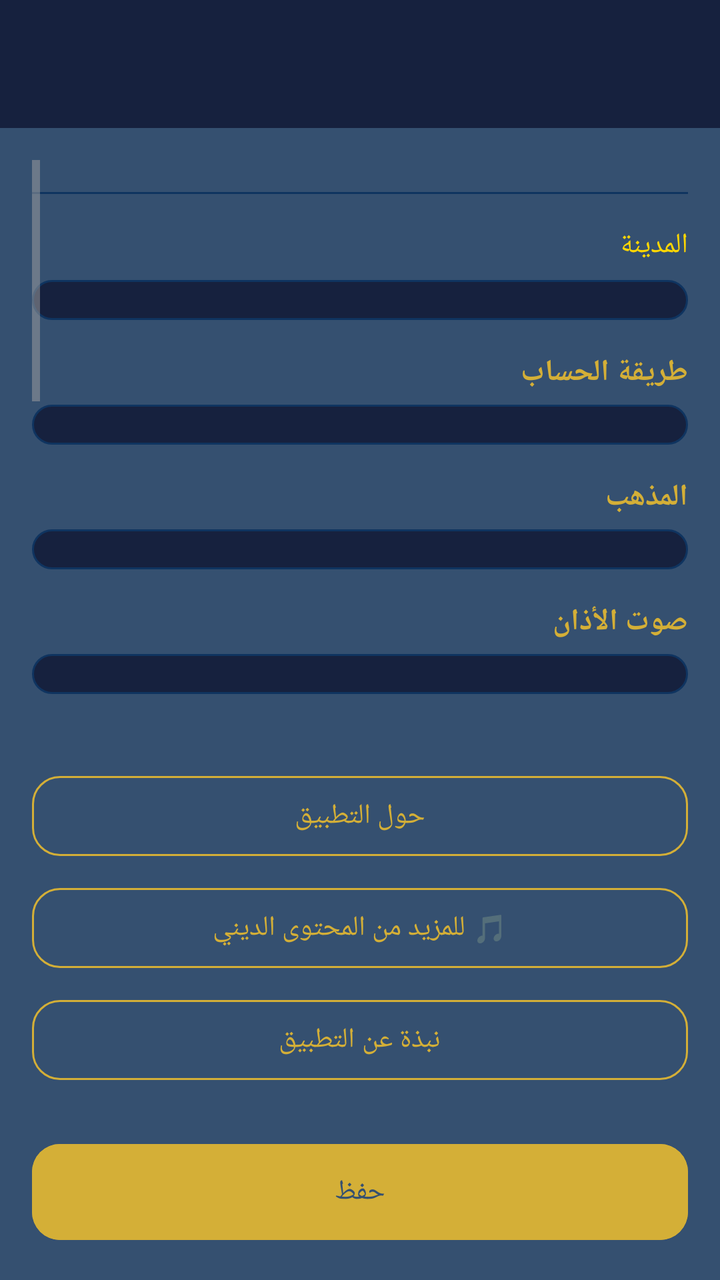
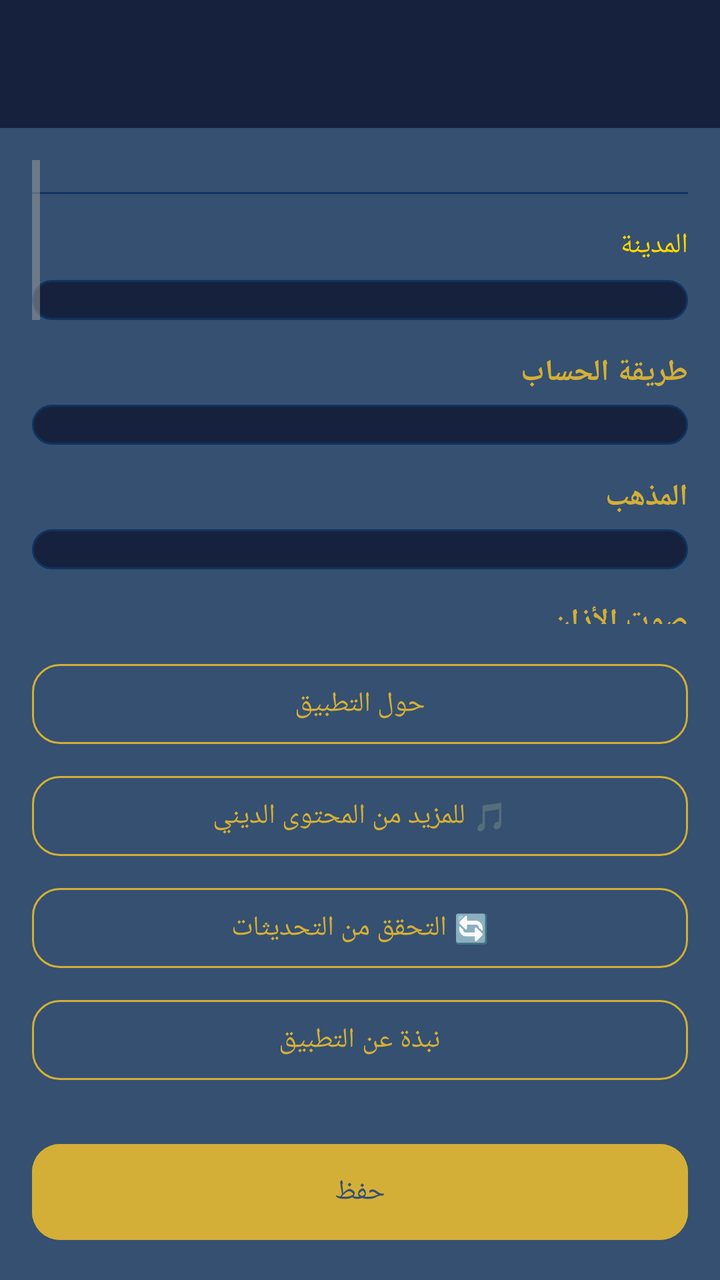

An Android layout rendered at two revisions. The XML below is the earlier revision; the diff shows what the commit changed to produce the second picture.
<!-- AndroidManifest.xml: application theme Theme.SalahApp -->
<!-- res/layout/activity_settings.xml -->
<?xml version="1.0" encoding="utf-8"?>
<LinearLayout xmlns:android="http://schemas.android.com/apk/res/android"
    xmlns:app="http://schemas.android.com/apk/res-auto"
    android:orientation="vertical"
    android:layout_width="match_parent"
    android:layout_height="match_parent"
    android:background="@color/bg_primary"
    
    android:layoutDirection="rtl">

    <androidx.appcompat.widget.Toolbar
        android:id="@+id/toolbar"
        android:layout_width="match_parent"
        android:layout_height="?attr/actionBarSize"
        android:background="@color/card_bg"
        app:titleTextColor="@color/gold"/>

    <ScrollView
        android:layout_width="match_parent"
        android:layout_height="0dp"
        android:layout_weight="1"
        android:padding="16dp">

        <LinearLayout
            android:layout_width="match_parent"
            android:layout_height="wrap_content"
            android:orientation="vertical">

            
            <View android:layout_width="match_parent" android:layout_height="1dp"
                android:background="@color/divider" android:layout_marginVertical="16dp"/>

            <TextView
                android:layout_width="match_parent"
                android:layout_height="wrap_content"
                android:text="المدينة"
                android:textColor="#ffd700"
                android:textSize="14sp"
                android:paddingBottom="8dp"/>

            <Spinner
                android:id="@+id/spinner_city_settings"
                android:layout_width="match_parent"
                android:layout_height="wrap_content"
                android:background="@drawable/spinner_bg"
                android:layout_marginBottom="16dp"/>

<TextView style="@style/SectionLabel" android:text="@string/lbl_method"/>
            <Spinner android:id="@+id/spinner_method"
                android:layout_width="match_parent"
                android:layout_height="wrap_content"
                android:background="@drawable/spinner_bg"
                android:layout_marginBottom="16dp"/>

            <TextView style="@style/SectionLabel" android:text="@string/lbl_madhab"/>
            <Spinner android:id="@+id/spinner_madhab"
                android:layout_width="match_parent"
                android:layout_height="wrap_content"
                android:background="@drawable/spinner_bg"
                android:layout_marginBottom="16dp"/>

            <TextView style="@style/SectionLabel" android:text="@string/lbl_adhan_voice"/>
            <Spinner android:id="@+id/spinner_adhan"
                android:layout_width="match_parent"
                android:layout_height="wrap_content"
                android:background="@drawable/spinner_bg"
                android:layout_marginBottom="20dp"/>

                        <com.google.android.material.button.MaterialButton
                android:id="@+id/btn_preview_adhan"
                android:layout_width="wrap_content"
                android:layout_height="wrap_content"
                android:text="▶ معاينة الأذان"
                android:textColor="@color/gold"
                app:strokeColor="@color/gold"
                app:strokeWidth="1dp"
                android:layout_marginBottom="16dp"
                style="@style/Widget.Material3.Button.OutlinedButton"/>
            <Switch android:id="@+id/sw_adhan" style="@style/SettingSwitch"
                android:text="@string/sw_adhan"/>
            <Switch android:id="@+id/sw_morning" style="@style/SettingSwitch"
                android:text="@string/sw_morning"/>
            <Switch android:id="@+id/sw_evening" style="@style/SettingSwitch"
                android:text="@string/sw_evening"/>
            <Switch android:id="@+id/sw_vibrate" style="@style/SettingSwitch"
                android:text="@string/sw_vibrate"/>
            <Switch android:id="@+id/sw_dark" style="@style/SettingSwitch"
                android:text="@string/sw_dark"/>

            <View android:layout_width="match_parent" android:layout_height="1dp"
                android:background="@color/divider" android:layout_marginVertical="16dp"/>

            <TextView style="@style/SectionLabel" android:text="@string/lbl_reliability"/>

            <TextView android:id="@+id/lbl_exact_alarm"
                android:layout_width="match_parent"
                android:layout_height="wrap_content"
                android:textColor="@color/text_secondary"
                android:textSize="13sp"
                android:paddingBottom="6dp"
                android:text="@string/exact_alarm_needed"/>

            <com.google.android.material.button.MaterialButton
                android:id="@+id/btn_exact_alarm"
                android:layout_width="match_parent"
                android:layout_height="wrap_content"
                android:layout_marginBottom="10dp"
                android:text="@string/btn_exact_alarm"
                app:cornerRadius="12dp"/>

            <com.google.android.material.button.MaterialButton
                android:id="@+id/btn_battery"
                android:layout_width="match_parent"
                android:layout_height="wrap_content"
                android:text="@string/btn_battery"
                app:cornerRadius="12dp"/>
        </LinearLayout>
    </ScrollView>

    <com.google.android.material.button.MaterialButton
        android:id="@+id/btn_about"
        android:layout_width="match_parent"
        android:layout_height="wrap_content"
        android:layout_marginHorizontal="16dp"
        android:layout_marginBottom="8dp"
        android:text="حول التطبيق"
        android:textColor="@color/gold"
        app:strokeColor="@color/gold"
        app:strokeWidth="1dp"
        app:cornerRadius="14dp"
        style="@style/Widget.Material3.Button.OutlinedButton"/>

    <com.google.android.material.button.MaterialButton
        android:id="@+id/btn_tiktok"
        android:layout_width="match_parent"
        android:layout_height="wrap_content"
        android:layout_marginHorizontal="16dp"
        android:layout_marginBottom="8dp"
        android:text="🎵 للمزيد من المحتوى الديني"
        android:textColor="@color/gold"
        app:strokeColor="@color/gold"
        app:strokeWidth="1dp"
        app:cornerRadius="14dp"
        style="@style/Widget.Material3.Button.OutlinedButton"/>

    <com.google.android.material.button.MaterialButton
        android:id="@+id/btn_description"
        android:layout_width="match_parent"
        android:layout_height="wrap_content"
        android:layout_marginHorizontal="16dp"
        android:layout_marginBottom="8dp"
        android:text="نبذة عن التطبيق"
        android:textColor="@color/gold"
        app:strokeColor="@color/gold"
        app:strokeWidth="1dp"
        app:cornerRadius="14dp"
        style="@style/Widget.Material3.Button.OutlinedButton"/>

    <com.google.android.material.button.MaterialButton
        android:id="@+id/btn_save"
        android:layout_width="match_parent"
        android:layout_height="56dp"
        android:layout_margin="16dp"
        android:text="@string/btn_save"
        android:textColor="@color/bg_primary"
        android:backgroundTint="@color/gold"
        app:cornerRadius="14dp"/>
</LinearLayout>
<!-- resources referenced by this layout -->
<resources>
  <color name="bg_primary">#355070</color>
  <color name="card_bg">#16213E</color>
  <color name="divider">#0F3460</color>
  <color name="gold">#D4AF37</color>
  <color name="text_secondary">#A0A0A0</color>
  <!-- drawable spinner_bg (drawable) -->
  <?xml version="1.0" encoding="utf-8"?>
  <shape xmlns:android="http://schemas.android.com/apk/res/android" android:shape="rectangle">
      <solid android:color="@color/card_bg"/>
      <corners android:radius="12dp"/>
      <stroke android:width="1dp" android:color="@color/divider"/>
      <padding android:left="12dp" android:right="12dp" android:top="10dp" android:bottom="10dp"/>
  </shape>
  <string name="btn_battery">استثناء من توفير البطارية</string>
  <string name="btn_exact_alarm">تفعيل التنبيه الدقيق</string>
  <string name="btn_save">حفظ</string>
  <string name="exact_alarm_needed">التنبيهات الدقيقة مطلوبة لأوقات الصلاة</string>
  <string name="lbl_adhan_voice">صوت الأذان</string>
  <string name="lbl_madhab">المذهب</string>
  <string name="lbl_method">طريقة الحساب</string>
  <string name="lbl_reliability">موثوقية التنبيهات</string>
  <string name="sw_adhan">تشغيل الأذان</string>
  <string name="sw_dark">الوضع الليلي</string>
  <string name="sw_evening">تذكير أذكار المساء</string>
  <string name="sw_morning">تذكير أذكار الصباح</string>
  <string name="sw_vibrate">اهتزاز</string>
  <style name="SectionLabel">
          <item name="android:layout_width">match_parent</item>
          <item name="android:layout_height">wrap_content</item>
          <item name="android:textColor">@color/gold</item>
          <item name="android:textSize">15sp</item>
          <item name="android:textStyle">bold</item>
          <item name="android:paddingBottom">6dp</item>
      </style>
  <style name="SettingSwitch">
          <item name="android:layout_width">match_parent</item>
          <item name="android:layout_height">wrap_content</item>
          <item name="android:textColor">@color/text_primary</item>
          <item name="android:textSize">16sp</item>
          <item name="android:paddingVertical">10dp</item>
          <item name="android:thumbTint">@color/gold</item>
      </style>
  <style name="Theme.SalahApp" parent="Theme.Material3.DayNight.NoActionBar">
          <item name="colorPrimary">@color/gold</item>
          <item name="colorOnPrimary">@color/bg_primary</item>
          <item name="colorSecondary">@color/gold_light</item>
          <item name="android:windowBackground">@color/bg_primary</item>
          <item name="android:statusBarColor">@color/status_bar</item>
          <item name="android:windowLightStatusBar" tools:targetApi="23">false</item>
          <item name="android:navigationBarColor">@color/status_bar</item>
          <item name="android:textColorPrimary">@color/text_primary</item>
          <item name="android:textColorSecondary">@color/text_secondary</item>
      </style>
  <color name="text_primary">#FFFFFF</color>
  <color name="gold_light">#F4E29A</color>
  <color name="status_bar">#0F0F23</color>
</resources>

<!-- the commit's change to res/layout/activity_settings.xml (unified diff, before → after) -->
@@ -144,6 +144,19 @@
         style="@style/Widget.Material3.Button.OutlinedButton"/>
 
     <com.google.android.material.button.MaterialButton
+        android:id="@+id/btn_check_update"
+        android:layout_width="match_parent"
+        android:layout_height="wrap_content"
+        android:layout_marginHorizontal="16dp"
+        android:layout_marginBottom="8dp"
+        android:text="🔄 التحقق من التحديثات"
+        android:textColor="@color/gold"
+        app:strokeColor="@color/gold"
+        app:strokeWidth="1dp"
+        app:cornerRadius="14dp"
+        style="@style/Widget.Material3.Button.OutlinedButton"/>
+
+    <com.google.android.material.button.MaterialButton
         android:id="@+id/btn_description"
         android:layout_width="match_parent"
         android:layout_height="wrap_content"
